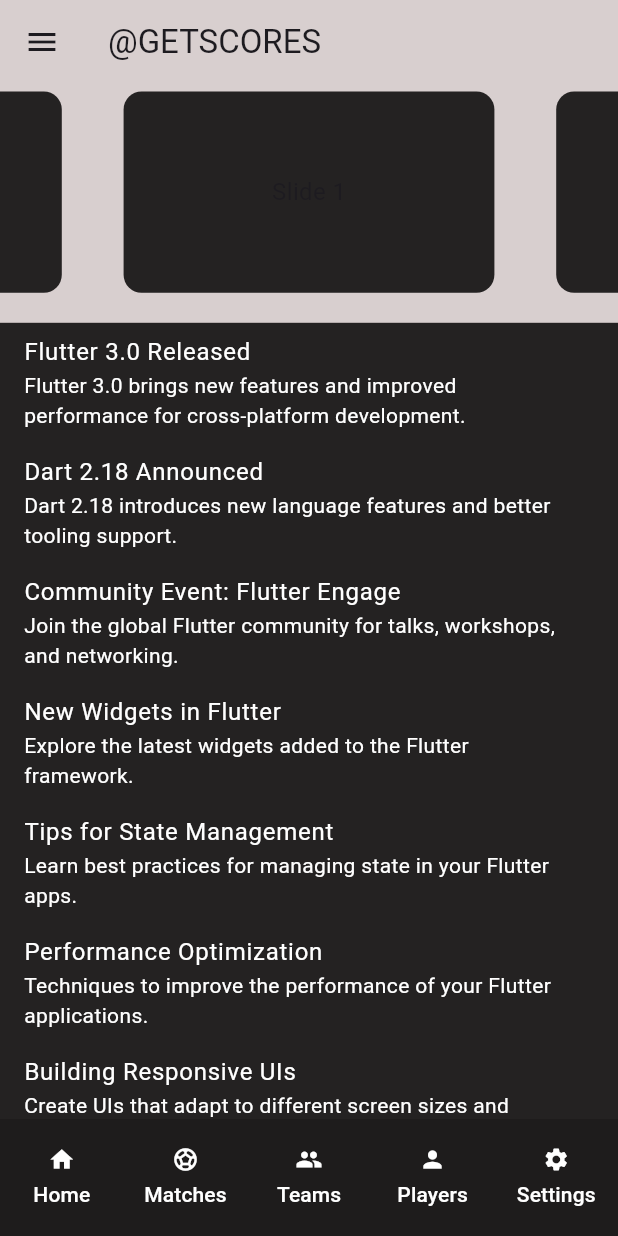
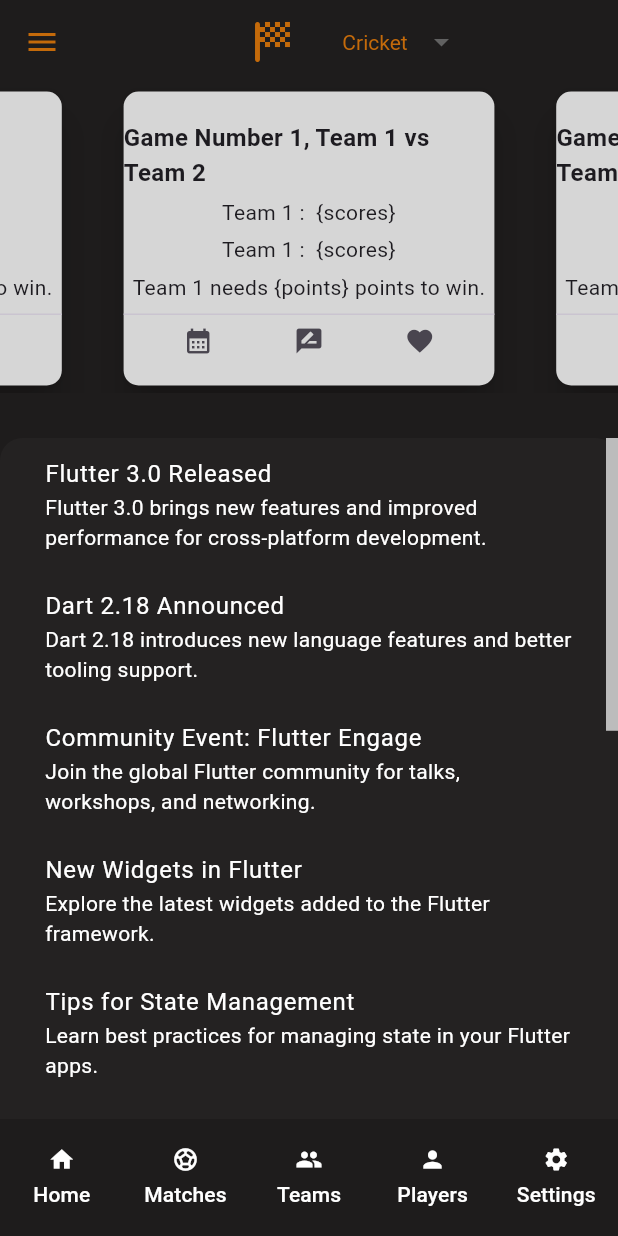
Before and after one commit to ShivamGlotra/flutterApp, a Flutter app: the screen it shows after launch, on a phone screen of 412 x 824 dp. Run offline on Flutter 3.47's test engine with Material 3 defaults, Android fonts, the phone set to English and light mode, and no system bars; drawn by our look-alikes of carousel_slider.

Commit message:
homeScreen Done

```diff
--- a/lib/screens/home_screen.dart
+++ b/lib/screens/home_screen.dart
@@ -1,8 +1,8 @@
 import 'package:carousel_slider/carousel_slider.dart';
 import 'package:flutter/material.dart';
+import 'package:game_app/widgets/score_cards.dart';
 import '../widgets/expansion_drawer.dart';
 import '../widgets/footer.dart';
-import '../widgets/scroll_bar.dart';
 
 class HomeScreen extends StatefulWidget {
   const HomeScreen({super.key});
@@ -60,7 +60,34 @@ class HomeScreen extends StatefulWidget {
       'summary':
           'Create UIs that adapt to different screen sizes and orientations.',
     },
+    {
+      'title': 'Integrating Firebase',
+      'summary':
+          'Learn how to integrate Firebase services into your Flutter apps.',
+    },
+    {
+      'title': 'Animations in Flutter',
+      'summary':
+          'Add engaging animations to enhance user experience in your apps.',
+    },
+    {
+      'title': 'Deploying Flutter Apps',
+      'summary':
+          'A guide to deploying your Flutter applications to various platforms.',
+    },
+    {
+      'title': 'Accessibility in Flutter',
+      'summary':
+          'Ensure your apps are accessible to all users with Flutter\'s accessibility features.',
+    },
+    {
+      'title': 'Using Packages Effectively',
+      'summary':
+          'Discover how to leverage packages from pub.dev to enhance your Flutter projects.',
+    },
   ];
+
+  static String _selectedDropdownValue = 'Cricket';
   @override
   State<HomeScreen> createState() => _HomeScreenState();
 }
@@ -69,17 +96,50 @@ class _HomeScreenState extends State<HomeScreen> {
   @override
   Widget build(BuildContext context) {
     return Scaffold(
-      backgroundColor: const Color.fromARGB(255, 216, 207, 207),
+      backgroundColor: const Color.fromARGB(255, 30, 28, 28),
       appBar: AppBar(
-        title: Text('@GETSCORES'),
-        backgroundColor: const Color.fromARGB(255, 216, 207, 207),
+        title: Row(
+          mainAxisAlignment: MainAxisAlignment.center,
+          children: [
+            Icon(Icons.sports_score_rounded, size: 40),
+            SizedBox(width: 16),
+            DropdownButton<String>(
+              value: HomeScreen._selectedDropdownValue,
+              alignment: Alignment.center,
+              dropdownColor: const Color.fromARGB(255, 30, 28, 28),
+              style: TextStyle(color: const Color.fromARGB(255, 196, 106, 10)),
+              items:
+                  <String>[
+                    'Cricket',
+                    'Soccer',
+                    'Baseball',
+                    'Basketball',
+                    'Tennis',
+                    'Hockey',
+                  ].map<DropdownMenuItem<String>>((String value) {
+                    return DropdownMenuItem<String>(
+                      value: value,
+                      child: Text(value),
+                    );
+                  }).toList(),
+              onChanged: (String? newValue) {
+                setState(() {
+                  HomeScreen._selectedDropdownValue = newValue!;
+                });
+              },
+              underline: SizedBox(),
+            ),
+          ],
+        ),
+        foregroundColor: const Color.fromARGB(255, 196, 106, 10),
+        backgroundColor: const Color.fromARGB(255, 30, 28, 28),
       ),
       drawer: Drawer(
         child: ListView(
           padding: EdgeInsets.zero,
           children: <Widget>[
             Container(
-              height: 62, // Reduced height
+              height: 61, // Reduced height
               decoration: BoxDecoration(
                 color: const Color.fromARGB(255, 30, 28, 28),
               ),
@@ -110,42 +170,22 @@ class _HomeScreenState extends State<HomeScreen> {
       body: Column(
         crossAxisAlignment: CrossAxisAlignment.start,
         children: [
-          CarouselSlider(
-            options: CarouselOptions(
-              height: MediaQuery.of(context).size.width * 0.35,
-              autoPlay: false,
-              viewportFraction: 0.7,
-            ),
-            items: [1, 2, 3, 4, 5].map((i) {
-              return Builder(
-                builder: (BuildContext context) {
-                  return Container(
-                    width: MediaQuery.of(context).size.width * 0.6,
-                    margin: EdgeInsets.symmetric(
-                      horizontal: 5.0,
-                      vertical: 5.0,
-                    ),
-                    decoration: BoxDecoration(
-                      color: const Color.fromARGB(255, 36, 34, 34),
-                      borderRadius: BorderRadius.circular(12.0),
-                    ),
-                    child: Center(
-                      child: Text('Slide $i', style: TextStyle(fontSize: 16.0)),
-                    ),
-                  );
-                },
-              );
-            }).toList(),
-          ),
+          ScoreCards(),
           Expanded(
             child: Container(
-              margin: EdgeInsets.only(top: 15.0),
+              margin: EdgeInsets.only(top: 30.0),
               height: MediaQuery.of(context).size.height * 0.4,
               width: MediaQuery.of(context).size.width, // Set a fixed height
               decoration: BoxDecoration(
                 color: const Color.fromARGB(255, 36, 34, 34),
+                borderRadius: BorderRadius.only(
+                  topLeft: Radius.circular(15.0),
+                  topRight: Radius.circular(15.0),
+                ),
               ),
               child: Scrollbar(
+                thumbVisibility: true,
+                thickness: 8,
                 child: SingleChildScrollView(
                   child: Column(
                     children: [
@@ -155,6 +195,11 @@ class _HomeScreenState extends State<HomeScreen> {
                           title: Text(item['title']!),
                           subtitle: Text(item['summary']!),
                           textColor: Colors.white,
+                          iconColor: Colors.white,
+                          contentPadding: EdgeInsets.symmetric(
+                            horizontal: 30.0,
+                            vertical: 4.0,
+                          ),
                         ),
                     ],
                   ),
--- /dev/null
+++ b/lib/widgets/score_cards.dart
@@ -0,0 +1,91 @@
+import 'package:carousel_slider/carousel_options.dart';
+import 'package:carousel_slider/carousel_slider.dart';
+import 'package:flutter/material.dart';
+
+class ScoreCards extends StatefulWidget {
+  const ScoreCards({super.key});
+
+  @override
+  _ScoreCardsState createState() => _ScoreCardsState();
+}
+
+class _ScoreCardsState extends State<ScoreCards> {
+  @override
+  Widget build(BuildContext context) {
+    return CarouselSlider(
+      options: CarouselOptions(
+        height: MediaQuery.of(context).size.height * 0.25,
+        autoPlay: false,
+        viewportFraction: 0.7,
+      ),
+      items: [1, 2, 3, 4, 5].map((i) {
+        return Builder(
+          builder: (BuildContext context) {
+            return Card(
+              color: Colors.grey[350],
+              elevation: 10.0,
+              margin: EdgeInsets.symmetric(horizontal: 5.0, vertical: 5.0),
+              shape: RoundedRectangleBorder(
+                borderRadius: BorderRadius.circular(10.0),
+                // Adds a border
+              ),
+              child: SizedBox(
+                width: MediaQuery.of(context).size.width * 0.6,
+                child: Center(
+                  child: Column(
+                    mainAxisAlignment: MainAxisAlignment.center,
+                    children: [
+                      Text(
+                        'Game Number $i, Team $i vs Team ${i + 1}',
+                        style: TextStyle(
+                          fontSize: 16,
+                          fontWeight: FontWeight.bold,
+                        ),
+                      ),
+                      SizedBox(height: 5),
+                      Text('Team $i :  {scores}', textAlign: TextAlign.center),
+                      SizedBox(height: 5),
+                      Text('Team $i :  {scores}', textAlign: TextAlign.center),
+                      SizedBox(height: 5),
+                      Text(
+                        'Team $i needs {points} points to win.',
+                        textAlign: TextAlign.center,
+                      ),
+                      Divider(),
+                      SizedBox(
+                        height: 20, // Minimized height
+                        child: Row(
+                          mainAxisAlignment: MainAxisAlignment.spaceEvenly,
+                          children: [
+                            IconButton(
+                              icon: Icon(Icons.calendar_month),
+                              padding: EdgeInsets.all(0),
+                              iconSize: 20,
+                              onPressed: () {},
+                            ),
+                            IconButton(
+                              icon: Icon(Icons.rate_review),
+                              padding: EdgeInsets.all(0),
+                              iconSize: 20,
+                              onPressed: () {},
+                            ),
+                            IconButton(
+                              icon: Icon(Icons.favorite),
+                              padding: EdgeInsets.all(0),
+                              iconSize: 20,
+                              onPressed: () {},
+                            ),
+                          ],
+                        ),
+                      ),
+                    ],
+                  ),
+                ),
+              ),
+            );
+          },
+        );
+      }).toList(),
+    );
+  }
+}
--- a/lib/widgets/scroll_bar.dart
+++ /dev/null
@@ -1,21 +0,0 @@
-import 'package:flutter/material.dart';
-
-class ScrollBar extends StatefulWidget {
-  final Widget child;
-  const ScrollBar({Key? key, required this.child}) : super(key: key);
-
-  @override
-  _ScrollBarState createState() => _ScrollBarState();
-}
-
-class _ScrollBarState extends State<ScrollBar> {
-  @override
-  Widget build(BuildContext context) {
-    return Scrollbar(
-      thumbVisibility: true,
-      thickness: 8.0,
-      radius: Radius.circular(4.0),
-      child: widget.child,
-    );
-  }
-}
```
Also changed, not shown: 1 other file.
